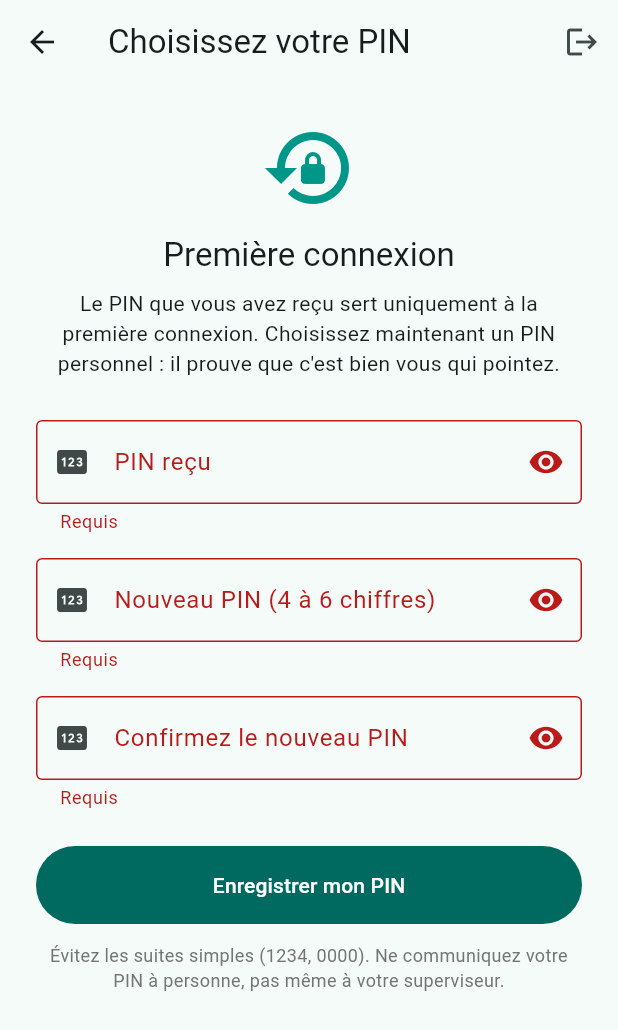
After one commit to adinaninacerdine/zonik, a Flutter app: the ChangePinScreen screen opened directly, after a tap on "Enregistrer mon PIN", on a phone screen of 412 x 824 dp. The commit adds this screen. Shown: the top 1030 px of the screen. Run offline on Flutter 3.47's test engine with Material 3 defaults, Android fonts, the phone set to English and light mode, and no system bars; our stand-ins replace camera, connectivity_plus, drift, drift_flutter, flutter_riverpod, flutter_secure_storage and 1 more; missing offline and left inert: google_mlkit_face_detection, tflite_flutter; accounts and stored records are empty; generated files the repository leaves out were written again.

Commit message:
feat: changement de PIN obligatoire, vacation du jour

```diff
--- /dev/null
+++ b/lib/features/auth/change_pin_screen.dart
@@ -0,0 +1,201 @@
+import 'package:flutter/material.dart';
+import 'package:flutter/services.dart';
+import 'package:flutter_riverpod/flutter_riverpod.dart';
+
+import 'auth_controller.dart';
+
+/// Écran obligatoire à la première connexion : l'agent remplace le PIN
+/// d'amorçage remis par son superviseur par un PIN qu'il est seul à connaître.
+class ChangePinScreen extends ConsumerStatefulWidget {
+  const ChangePinScreen({super.key});
+
+  @override
+  ConsumerState<ChangePinScreen> createState() => _ChangePinScreenState();
+}
+
+class _ChangePinScreenState extends ConsumerState<ChangePinScreen> {
+  final _formKey = GlobalKey<FormState>();
+  final _currentController = TextEditingController();
+  final _newController = TextEditingController();
+  final _confirmController = TextEditingController();
+  String? _error;
+
+  @override
+  void dispose() {
+    _currentController.dispose();
+    _newController.dispose();
+    _confirmController.dispose();
+    super.dispose();
+  }
+
+  String? _validatePin(String? v) {
+    if (v == null || v.isEmpty) return 'Requis';
+    if (!RegExp(r'^\d{4,6}$').hasMatch(v)) return '4 à 6 chiffres';
+    return null;
+  }
+
+  Future<void> _submit() async {
+    setState(() => _error = null);
+    if (!_formKey.currentState!.validate()) return;
+    if (_newController.text != _confirmController.text) {
+      setState(() => _error = 'Les deux PIN ne correspondent pas.');
+      return;
+    }
+    FocusScope.of(context).unfocus();
+    await ref.read(authControllerProvider.notifier).changePin(
+          currentPin: _currentController.text,
+          newPin: _newController.text,
+        );
+    final auth = ref.read(authControllerProvider);
+    if (auth.hasError && mounted) {
+      setState(() => _error = auth.error.toString());
+    }
+  }
+
+  @override
+  Widget build(BuildContext context) {
+    final auth = ref.watch(authControllerProvider);
+    final session = auth.value;
+    final isLoading = auth.isLoading;
+
+    return Scaffold(
+      appBar: AppBar(
+        title: const Text('Choisissez votre PIN'),
+        actions: [
+          IconButton(
+            tooltip: 'Se déconnecter',
+            icon: const Icon(Icons.logout),
+            onPressed: () =>
+                ref.read(authControllerProvider.notifier).logout(),
+          ),
+        ],
+      ),
+      body: SafeArea(
+        child: SingleChildScrollView(
+          padding: const EdgeInsets.all(24),
+          child: Form(
+            key: _formKey,
+            child: Column(
+              crossAxisAlignment: CrossAxisAlignment.stretch,
+              children: [
+                const Icon(Icons.lock_reset, size: 64, color: Colors.teal),
+                const SizedBox(height: 12),
+                Text(
+                  session?.fullName.isNotEmpty == true
+                      ? 'Bonjour ${session!.fullName}'
+                      : 'Première connexion',
+                  textAlign: TextAlign.center,
+                  style: Theme.of(context).textTheme.titleLarge,
+                ),
+                const SizedBox(height: 8),
+                Text(
+                  'Le PIN que vous avez reçu sert uniquement à la première '
+                  'connexion. Choisissez maintenant un PIN personnel : il '
+                  'prouve que c\'est bien vous qui pointez.',
+                  textAlign: TextAlign.center,
+                  style: Theme.of(context).textTheme.bodyMedium,
+                ),
+                const SizedBox(height: 28),
+                _PinField(
+                  controller: _currentController,
+                  label: 'PIN reçu',
+                  validator: _validatePin,
+                ),
+                const SizedBox(height: 16),
+                _PinField(
+                  controller: _newController,
+                  label: 'Nouveau PIN (4 à 6 chiffres)',
+                  validator: _validatePin,
+                ),
+                const SizedBox(height: 16),
+                _PinField(
+                  controller: _confirmController,
+                  label: 'Confirmez le nouveau PIN',
+                  validator: _validatePin,
+                  onSubmitted: (_) => _submit(),
+                ),
+                const SizedBox(height: 24),
+                if (_error != null) ...[
+                  Text(
+                    _error!,
+                    textAlign: TextAlign.center,
+                    style: TextStyle(color: Theme.of(context).colorScheme.error),
+                  ),
+                  const SizedBox(height: 16),
+                ],
+                FilledButton(
+                  onPressed: isLoading ? null : _submit,
+                  style: FilledButton.styleFrom(
+                    padding: const EdgeInsets.symmetric(vertical: 16),
+                  ),
+                  child: isLoading
+                      ? const SizedBox(
+                          width: 22,
+                          height: 22,
+                          child: CircularProgressIndicator(strokeWidth: 2),
+                        )
+                      : const Text('Enregistrer mon PIN'),
+                ),
+                const SizedBox(height: 12),
+                Text(
+                  'Évitez les suites simples (1234, 0000). Ne communiquez '
+                  'votre PIN à personne, pas même à votre superviseur.',
+                  textAlign: TextAlign.center,
+                  style: TextStyle(color: Colors.grey.shade600, fontSize: 12),
+                ),
+              ],
+            ),
+          ),
+        ),
+      ),
+    );
+  }
+}
+
+class _PinField extends StatefulWidget {
+  const _PinField({
+    required this.controller,
+    required this.label,
+    required this.validator,
+    this.onSubmitted,
+  });
+
+  final TextEditingController controller;
+  final String label;
+  final String? Function(String?) validator;
+  final ValueChanged<String>? onSubmitted;
+
+  @override
+  State<_PinField> createState() => _PinFieldState();
+}
+
+class _PinFieldState extends State<_PinField> {
+  bool _obscure = true;
+
+  @override
+  Widget build(BuildContext context) {
+    return TextFormField(
+      controller: widget.controller,
+      decoration: InputDecoration(
+        labelText: widget.label,
+        prefixIcon: const Icon(Icons.pin),
+        border: const OutlineInputBorder(),
+        suffixIcon: IconButton(
+          icon: Icon(_obscure ? Icons.visibility : Icons.visibility_off),
+          onPressed: () => setState(() => _obscure = !_obscure),
+        ),
+      ),
+      obscureText: _obscure,
+      keyboardType: TextInputType.number,
+      inputFormatters: [
+        FilteringTextInputFormatter.digitsOnly,
+        LengthLimitingTextInputFormatter(6),
+      ],
+      textInputAction: widget.onSubmitted == null
+          ? TextInputAction.next
+          : TextInputAction.done,
+      onFieldSubmitted: widget.onSubmitted,
+      validator: widget.validator,
+    );
+  }
+}
```
Also changed, not shown: lib/core/api_client.dart (+22 -11 lines), lib/features/attendance/home_screen.dart (+102 -2 lines), lib/features/auth/auth_controller.dart (+18 -0 lines), lib/features/auth/auth_repository.dart (+40 -1 lines), lib/features/planning/planning_repository.dart (added, +70 -0 lines), lib/main.dart (+8 -0 lines), lib/providers.dart (+11 -0 lines).
